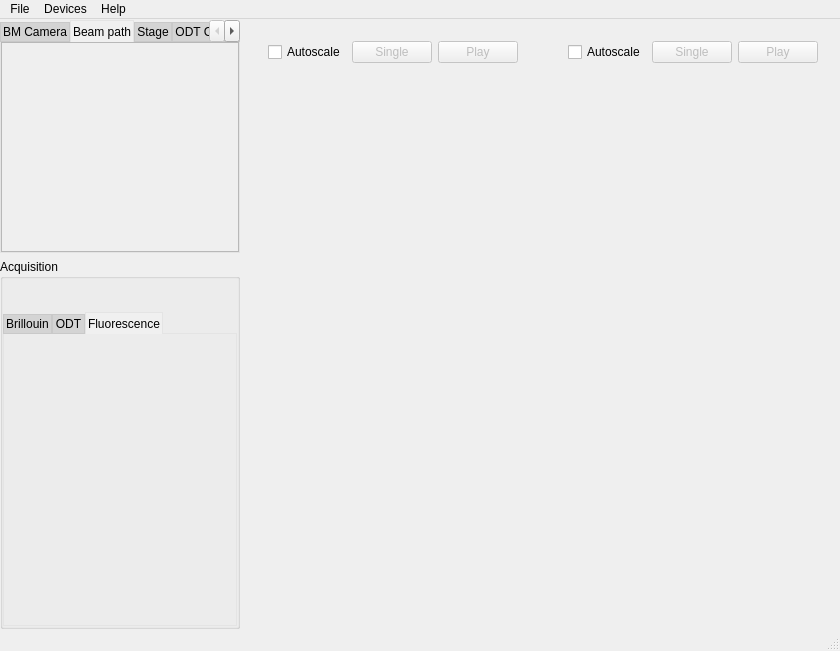
The window that BrillouinAcquisition/src/BrillouinAcquisition.ui (BrillouinMicroscopy/BrillouinAcquisition) describes before a commit, drawn with Qt 5.
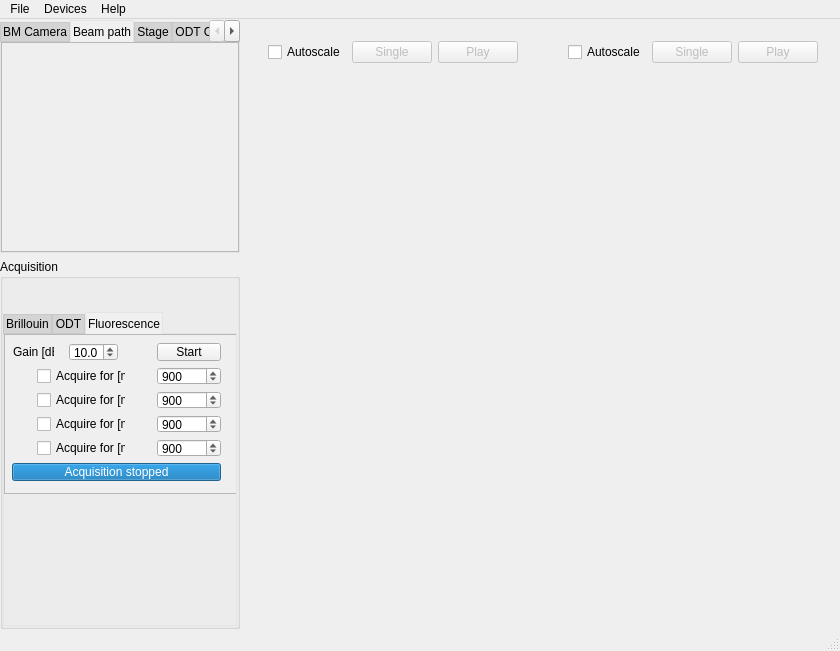
The same window after the commit. The open tabs and pages were chosen to show the change. Custom widgets are drawn as their Qt base class.

The edit to the form file:
```diff
--- a/BrillouinAcquisition/src/BrillouinAcquisition.ui
+++ b/BrillouinAcquisition/src/BrillouinAcquisition.ui
@@ -2668,6 +2668,303 @@
                 <attribute name="title">
                  <string>Fluorescence</string>
                 </attribute>
+                <widget class="QScrollArea" name="scrollArea_3">
+                 <property name="geometry">
+                  <rect>
+                   <x>0</x>
+                   <y>0</y>
+                   <width>236</width>
+                   <height>160</height>
+                  </rect>
+                 </property>
+                 <property name="minimumSize">
+                  <size>
+                   <width>180</width>
+                   <height>0</height>
+                  </size>
+                 </property>
+                 <property name="maximumSize">
+                  <size>
+                   <width>238</width>
+                   <height>16777215</height>
+                  </size>
+                 </property>
+                 <property name="frameShadow">
+                  <enum>QFrame::Raised</enum>
+                 </property>
+                 <property name="lineWidth">
+                  <number>0</number>
+                 </property>
+                 <property name="widgetResizable">
+                  <bool>true</bool>
+                 </property>
+                 <widget class="QWidget" name="scrollAreaWidgetContents_3">
+                  <property name="geometry">
+                   <rect>
+                    <x>0</x>
+                    <y>0</y>
+                    <width>234</width>
+                    <height>158</height>
+                   </rect>
+                  </property>
+                  <property name="minimumSize">
+                   <size>
+                    <width>0</width>
+                    <height>120</height>
+                   </size>
+                  </property>
+                  <widget class="QPushButton" name="fluoStart">
+                   <property name="enabled">
+                    <bool>true</bool>
+                   </property>
+                   <property name="geometry">
+                    <rect>
+                     <x>152</x>
+                     <y>8</y>
+                     <width>64</width>
+                     <height>18</height>
+                    </rect>
+                   </property>
+                   <property name="text">
+                    <string>Start</string>
+                   </property>
+                  </widget>
+                  <widget class="QCheckBox" name="fluoBlueCheckbox">
+                   <property name="geometry">
+                    <rect>
+                     <x>32</x>
+                     <y>32</y>
+                     <width>89</width>
+                     <height>18</height>
+                    </rect>
+                   </property>
+                   <property name="autoFillBackground">
+                    <bool>false</bool>
+                   </property>
+                   <property name="text">
+                    <string>Acquire for [ms]</string>
+                   </property>
+                  </widget>
+                  <widget class="QCheckBox" name="fluoGreenCheckbox">
+                   <property name="geometry">
+                    <rect>
+                     <x>32</x>
+                     <y>56</y>
+                     <width>89</width>
+                     <height>18</height>
+                    </rect>
+                   </property>
+                   <property name="text">
+                    <string>Acquire for [ms]</string>
+                   </property>
+                  </widget>
+                  <widget class="QCheckBox" name="fluoRedCheckbox">
+                   <property name="geometry">
+                    <rect>
+                     <x>32</x>
+                     <y>80</y>
+                     <width>89</width>
+                     <height>18</height>
+                    </rect>
+                   </property>
+                   <property name="text">
+                    <string>Acquire for [ms]</string>
+                   </property>
+                  </widget>
+                  <widget class="QCheckBox" name="fluoBrightfieldCheckbox">
+                   <property name="geometry">
+                    <rect>
+                     <x>32</x>
+                     <y>104</y>
+                     <width>89</width>
+                     <height>18</height>
+                    </rect>
+                   </property>
+                   <property name="text">
+                    <string>Acquire for [ms]</string>
+                   </property>
+                  </widget>
+                  <widget class="QLabel" name="fluoGain_Label">
+                   <property name="geometry">
+                    <rect>
+                     <x>8</x>
+                     <y>8</y>
+                     <width>41</width>
+                     <height>18</height>
+                    </rect>
+                   </property>
+                   <property name="text">
+                    <string>Gain [dB]</string>
+                   </property>
+                  </widget>
+                  <widget class="QDoubleSpinBox" name="fluoGain">
+                   <property name="geometry">
+                    <rect>
+                     <x>64</x>
+                     <y>8</y>
+                     <width>49</width>
+                     <height>18</height>
+                    </rect>
+                   </property>
+                   <property name="decimals">
+                    <number>1</number>
+                   </property>
+                   <property name="singleStep">
+                    <double>1.000000000000000</double>
+                   </property>
+                   <property name="value">
+                    <double>10.000000000000000</double>
+                   </property>
+                  </widget>
+                  <widget class="QSpinBox" name="fluoBlueExposure">
+                   <property name="geometry">
+                    <rect>
+                     <x>152</x>
+                     <y>32</y>
+                     <width>64</width>
+                     <height>18</height>
+                    </rect>
+                   </property>
+                   <property name="minimum">
+                    <number>1</number>
+                   </property>
+                   <property name="maximum">
+                    <number>10000</number>
+                   </property>
+                   <property name="singleStep">
+                    <number>100</number>
+                   </property>
+                   <property name="value">
+                    <number>900</number>
+                   </property>
+                  </widget>
+                  <widget class="QSpinBox" name="fluoGreenExposure">
+                   <property name="geometry">
+                    <rect>
+                     <x>152</x>
+                     <y>56</y>
+                     <width>64</width>
+                     <height>18</height>
+                    </rect>
+                   </property>
+                   <property name="minimum">
+                    <number>1</number>
+                   </property>
+                   <property name="maximum">
+                    <number>10000</number>
+                   </property>
+                   <property name="singleStep">
+                    <number>100</number>
+                   </property>
+                   <property name="value">
+                    <number>900</number>
+                   </property>
+                  </widget>
+                  <widget class="QSpinBox" name="fluoRedExposure">
+                   <property name="geometry">
+                    <rect>
+                     <x>152</x>
+                     <y>80</y>
+                     <width>64</width>
+                     <height>18</height>
+                    </rect>
+                   </property>
+                   <property name="minimum">
+                    <number>1</number>
+                   </property>
+                   <property name="maximum">
+                    <number>10000</number>
+                   </property>
+                   <property name="singleStep">
+                    <number>100</number>
+                   </property>
+                   <property name="value">
+                    <number>900</number>
+                   </property>
+                  </widget>
+                  <widget class="QSpinBox" name="fluoBrightfieldExposure">
+                   <property name="geometry">
+                    <rect>
+                     <x>152</x>
+                     <y>104</y>
+                     <width>64</width>
+                     <height>18</height>
+                    </rect>
+                   </property>
+                   <property name="minimum">
+                    <number>1</number>
+                   </property>
+                   <property name="maximum">
+                    <number>10000</number>
+                   </property>
+                   <property name="singleStep">
+                    <number>100</number>
+                   </property>
+                   <property name="value">
+                    <number>900</number>
+                   </property>
+                  </widget>
+                  <widget class="QWidget" name="fluoBlueIcon" native="true">
+                   <property name="geometry">
+                    <rect>
+                     <x>8</x>
+                     <y>33</y>
+                     <width>18</width>
+                     <height>18</height>
+                    </rect>
+                   </property>
+                  </widget>
+                  <widget class="QWidget" name="fluoGreenIcon" native="true">
+                   <property name="geometry">
+                    <rect>
+                     <x>8</x>
+                     <y>57</y>
+                     <width>18</width>
+                     <height>18</height>
+                    </rect>
+                   </property>
+                  </widget>
+                  <widget class="QWidget" name="fluoRedIcon" native="true">
+                   <property name="geometry">
+                    <rect>
+                     <x>8</x>
+                     <y>81</y>
+                     <width>18</width>
+                     <height>18</height>
+                    </rect>
+                   </property>
+                  </widget>
+                  <widget class="QWidget" name="fluoBrightfieldIcon" native="true">
+                   <property name="geometry">
+                    <rect>
+                     <x>8</x>
+                     <y>105</y>
+                     <width>18</width>
+                     <height>18</height>
+                    </rect>
+                   </property>
+                  </widget>
+                  <widget class="QProgressBar" name="fluoProgress">
+                   <property name="geometry">
+                    <rect>
+                     <x>7</x>
+                     <y>128</y>
+                     <width>209</width>
+                     <height>18</height>
+                    </rect>
+                   </property>
+                   <property name="value">
+                    <number>100</number>
+                   </property>
+                   <property name="alignment">
+                    <set>Qt::AlignCenter</set>
+                   </property>
+                   <property name="format">
+                    <string extracomment="Test">Acquisition stopped</string>
+                   </property>
+                  </widget>
+                 </widget>
+                </widget>
                </widget>
               </widget>
              </item>
```
Left out of the diff: 20 changed lines with no effect on the pictures.
